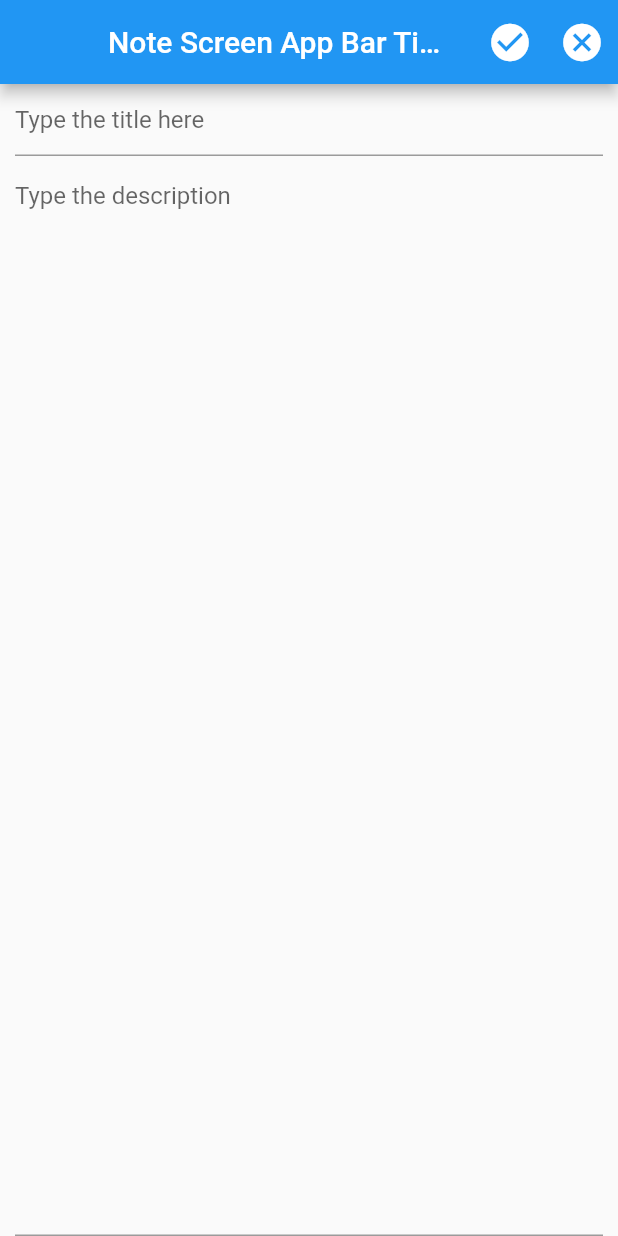
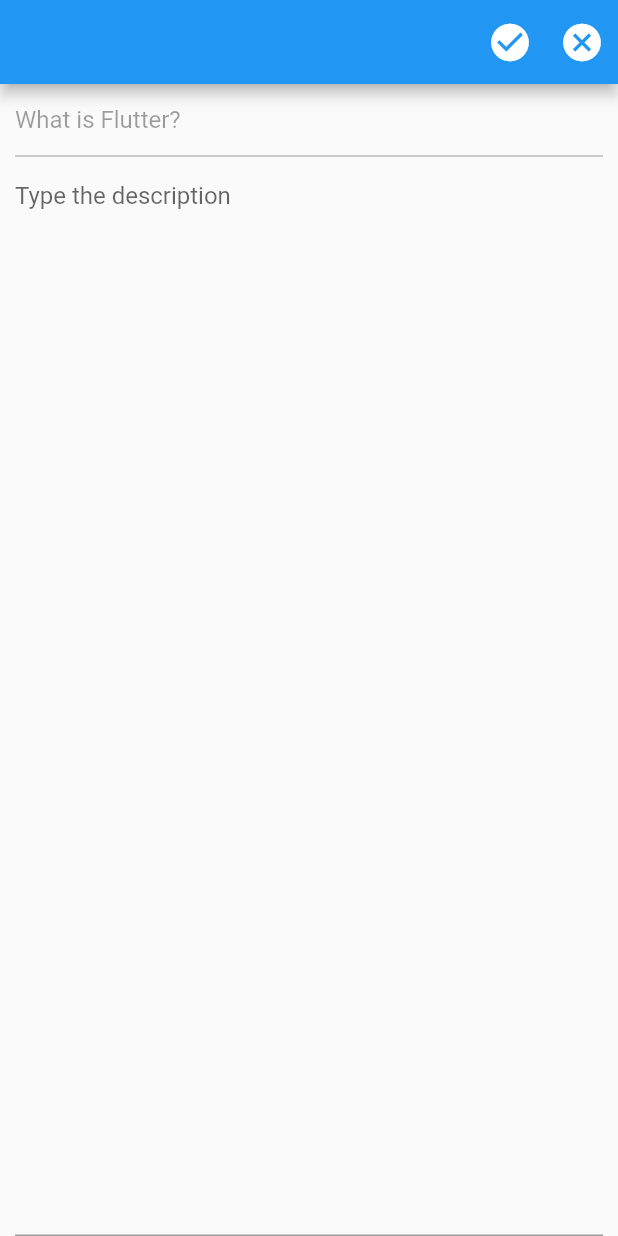
Before and after one commit to sirostaib/midTerm-MAP, a Flutter app: the NoteScreen screen opened directly with sample values from the repository, on a phone screen of 412 x 824 dp. Run offline on Flutter 3.47's test engine with Material 2 defaults, Android fonts, the phone set to English and light mode, and no system bars.

Commit message:
the second screen is working now

```diff
--- a/lib/screens/note_screen.dart
+++ b/lib/screens/note_screen.dart
@@ -8,14 +8,16 @@
 
 class NoteScreen extends StatelessWidget {
   Note currentNote;
-  NoteScreen(this.currentNote);
+  String chosen;
+  NoteScreen({this.currentNote, this.chosen});
+  //NoteScreen.copy(this.currentNote, this.chosen, {String chosen});
 
   Widget build(BuildContext context) {
     return Scaffold(
       appBar: AppBar(
         leading: Container(),
         centerTitle: true,
-        title: Text('Note Screen App Bar Title'),
+        title: Text(chosen.toString()),
         actions: [
           IconButton(
               icon: Icon(
@@ -36,8 +38,8 @@
         child: Column(
           children: [
             TextFormField(
-              initialValue: null,
-              enabled: true,
+              initialValue: currentNote.title,
+              enabled: false,
               decoration: InputDecoration(
                 hintText: 'Type the title here',
               ),
```
Also changed, not shown: lib/screens/list_screen.dart (+6 -1 lines).
